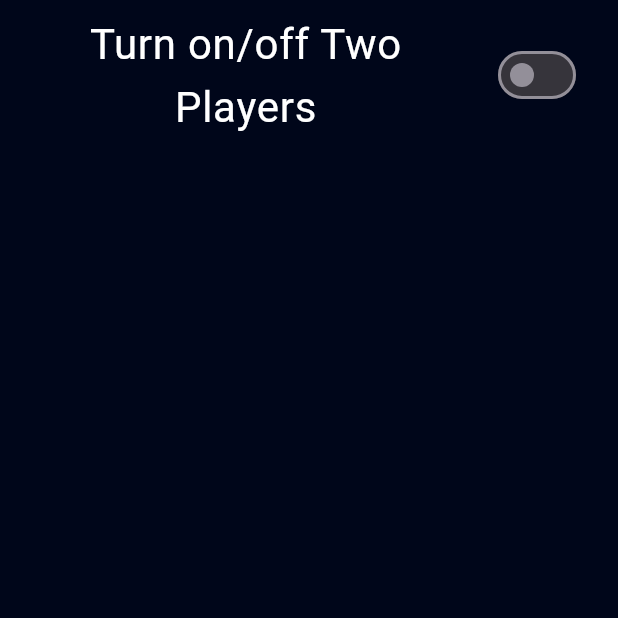
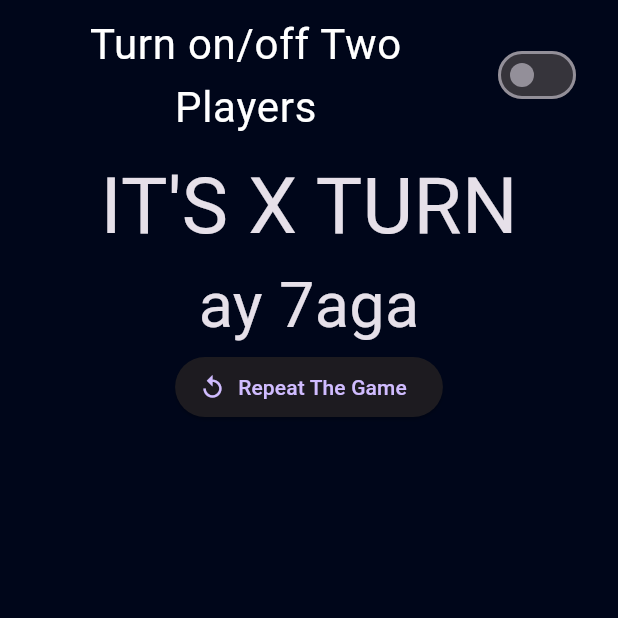
Before and after one commit to mohamedgalalelhamrawy/Tic-Tac, a Flutter app: the screen it shows after launch, on a phone screen of 412 x 824 dp, the top half of it. Run offline on Flutter 3.47's test engine with Material 3 defaults, Android fonts, the phone set to English and light mode, and no system bars.

Commit message:
add text and result and buttun to home page

```diff
--- a/lib/homepage.dart
+++ b/lib/homepage.dart
@@ -1,4 +1,3 @@
-
 import 'package:flutter/material.dart';
 import 'package:flutter/widgets.dart';
 import 'package:tic_tac/logic_game.dart';
@@ -11,31 +10,62 @@ class HomePage extends StatefulWidget {
 }
 
 class _HomePageState extends State<HomePage> {
-
   String activeplayer = "X";
-  bool gameover = false ;
-  String result = '';
-  int turns = 0 ;
+  bool gameover = false;
+  String result = 'ay 7aga';
+  int turns = 0;
   Game game = Game();
-  bool iSswitch = false ;
+  bool iSswitch = false;
   @override
   Widget build(BuildContext context) {
     return Scaffold(
       backgroundColor: Theme.of(context).primaryColor,
-      body:  SafeArea(
-        child: Column(children: [
+      body: SafeArea(
+        child: Column(
+          children: [
+            // 1
             SwitchListTile.adaptive(
-              title:
-               const Text("Turn on/off Two Players",
-               textAlign: TextAlign.center,
-               style: TextStyle(
-                fontSize: 28,color: Colors.white,
-              ),),
-              value: iSswitch ,
-               onChanged:(bool newvalue){
+                title: const Text(
+                  "Turn on/off Two Players",
+                  textAlign: TextAlign.center,
+                  style: TextStyle(
+                    fontSize: 28,
+                    color: Colors.white,
+                  ),
+                ),
+                value: iSswitch,
+                onChanged: (bool newvalue) {
                   iSswitch = newvalue;
-            })
-        ],) ,
+                }),
+
+            // 2
+            Text(
+              "IT'S $activeplayer TURN",
+              style: const TextStyle(
+                fontSize: 52,
+              ),
+            ),
+            // 3
+// ///////////////////////////////////////
+            // 4
+            Text(
+              result,
+              style: const TextStyle(
+                fontSize: 42,
+              ),
+            ),
+            // 5
+            ElevatedButton.icon(
+                onPressed: () {
+                  activeplayer = "X";
+                  gameover = false;
+                  result = '';
+                  turns = 0;
+                },
+                icon: const Icon(Icons.replay),
+                label: const Text("Repeat The Game"))
+          ],
+        ),
       ),
     );
   }
```
